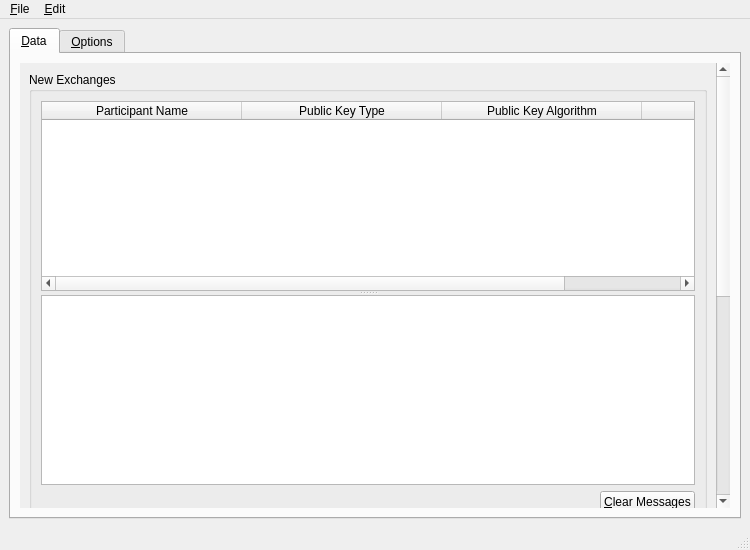
Above: branches/trunk/UI/spot-on-smpwindow.ui from textbrowser/spot-on before the change. Below: the same form after it.
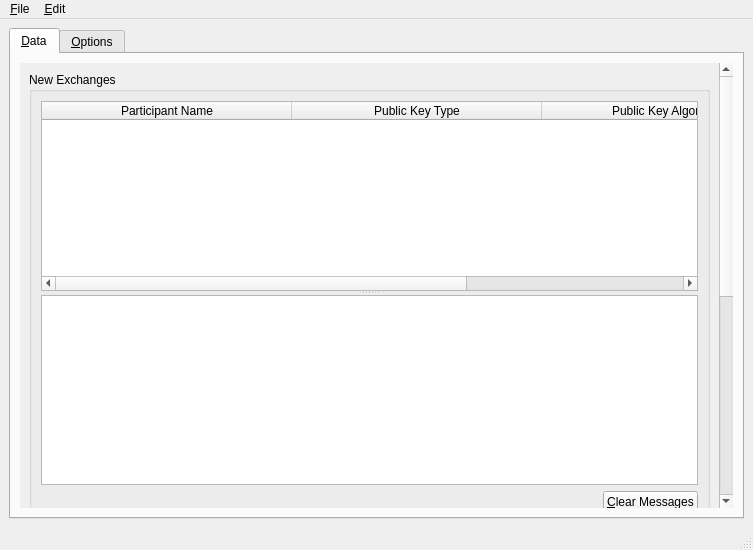
That is the form after the change. Icons and pictures are not drawn.

The edit to the form file:
```diff
--- a/branches/trunk/UI/spot-on-smpwindow.ui
+++ b/branches/trunk/UI/spot-on-smpwindow.ui
@@ -6,7 +6,7 @@
    <rect>
     <x>0</x>
     <y>0</y>
-    <width>750</width>
+    <width>753</width>
     <height>550</height>
    </rect>
   </property>
@@ -39,7 +39,7 @@
             <rect>
              <x>0</x>
              <y>0</y>
-             <width>694</width>
+             <width>697</width>
              <height>935</height>
             </rect>
            </property>
@@ -72,7 +72,7 @@
                    <bool>true</bool>
                   </property>
                   <attribute name="horizontalHeaderDefaultSectionSize">
-                   <number>200</number>
+                   <number>250</number>
                   </attribute>
                   <attribute name="horizontalHeaderStretchLastSection">
                    <bool>true</bool>
@@ -540,7 +540,7 @@
     <rect>
      <x>0</x>
      <y>0</y>
-     <width>750</width>
+     <width>753</width>
      <height>31</height>
     </rect>
    </property>
```
